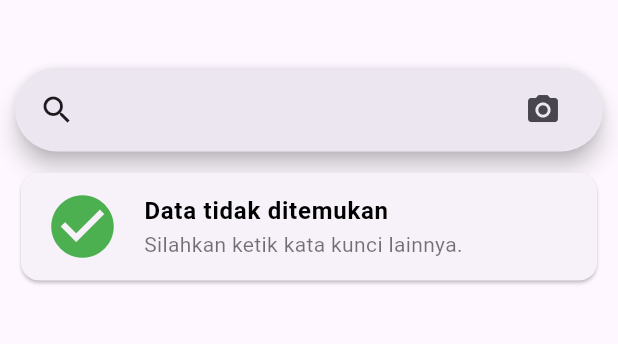
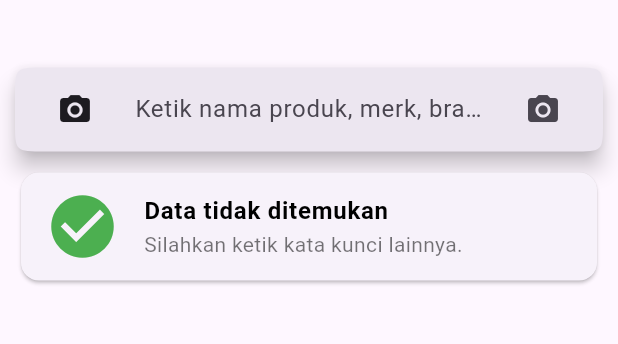
Before and after one commit to cunkz/cekprodukisrael, a Flutter app: the screen it shows after launch, on a phone screen of 412 x 824 dp, the part 63-407 px from its top. Run offline on Flutter 3.47's test engine with Material 3 defaults, Android fonts, the phone set to English and light mode, and no system bars; our stand-ins replace dio, image_picker; missing offline and left inert: google_mlkit_text_recognition.

Commit message:
fix: remove setState onChanged search bar

```diff
--- a/lib/main.dart
+++ b/lib/main.dart
@@ -97,16 +97,16 @@ class _SearchBarAppState extends State<SearchBarApp> {
                                 EdgeInsets.symmetric(horizontal: 16.0)),
                             onTap: () {
                               // controller.openView();
-                              setState(() {
-                                // targetBrand = "";
-                              });
+                              // setState(() {
+                              //   targetBrand = "";
+                              // });
                             },
                             onChanged: (value) {
                               // controller.openView();
                               // if(value == "") {
-                                setState(() {
-                                  targetBrand = value;
-                                });
+                              //   setState(() {
+                              //     targetBrand = value;
+                              //   });
                               // }
                             },
                             onSubmitted: (value) {
@@ -136,7 +136,22 @@ class _SearchBarAppState extends State<SearchBarApp> {
                                 });
                               }
                             },
-                            leading: const Icon(Icons.search),
+                            hintText: "Ketik nama produk, merk, brand yang ingin dicari",
+                            shape: MaterialStateProperty.all(const ContinuousRectangleBorder(
+                              borderRadius: BorderRadius.all(Radius.circular(20)),
+                            )),
+                            leading: IconButton(
+                              // isSelected: isDark,
+                              onPressed: () {
+                                FocusManager.instance.primaryFocus?.unfocus();
+                                setState(() {
+                                  targetBrand = "";
+                                  isProIsrael = false;
+                                });
+                              },
+                              icon: const Icon(Icons.camera_alt),
+                              selectedIcon: const Icon(Icons.camera_alt),
+                            ),
                             trailing: <Widget>[
                               Tooltip(
                                 message: 'Pilih Gambar',
--- a/pubspec.yaml
+++ b/pubspec.yaml
@@ -16,7 +16,7 @@ publish_to: 'none' # Remove this line if you wish to publish to pub.dev
 # https://developer.apple.com/library/archive/documentation/General/Reference/InfoPlistKeyReference/Articles/CoreFoundationKeys.html
 # In Windows, build-name is used as the major, minor, and patch parts
 # of the product and file versions while build-number is used as the build suffix.
-version: 1.1.0+3
+version: 1.1.1+4
 
 environment:
   sdk: '>=3.1.5 <4.0.0'
```
